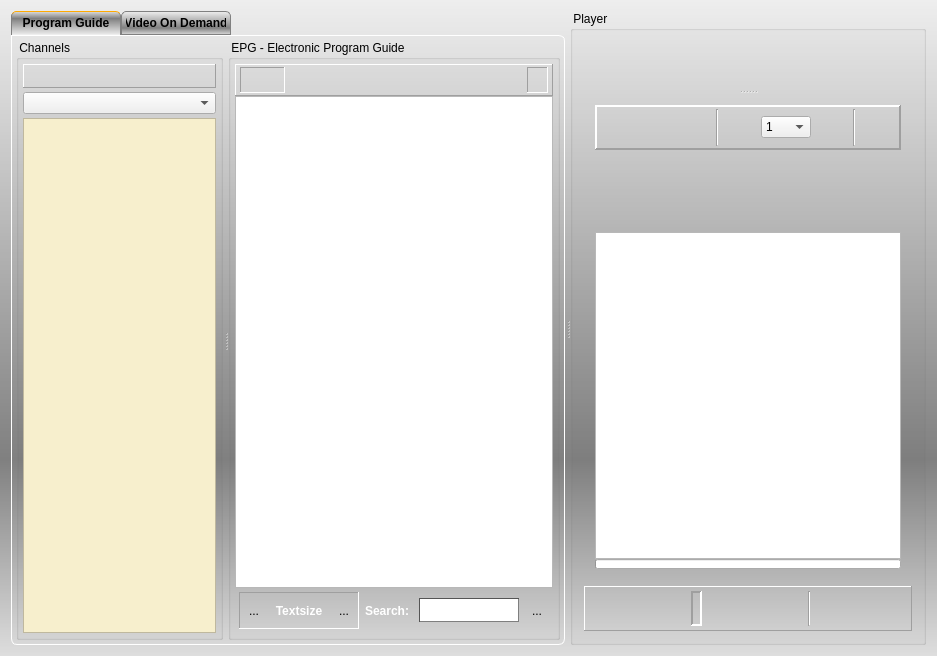
Above: branches/kartina.tv/forms/recorder_inc.ui from code-google-com/vlc-record before the change. Below: the same form after it.
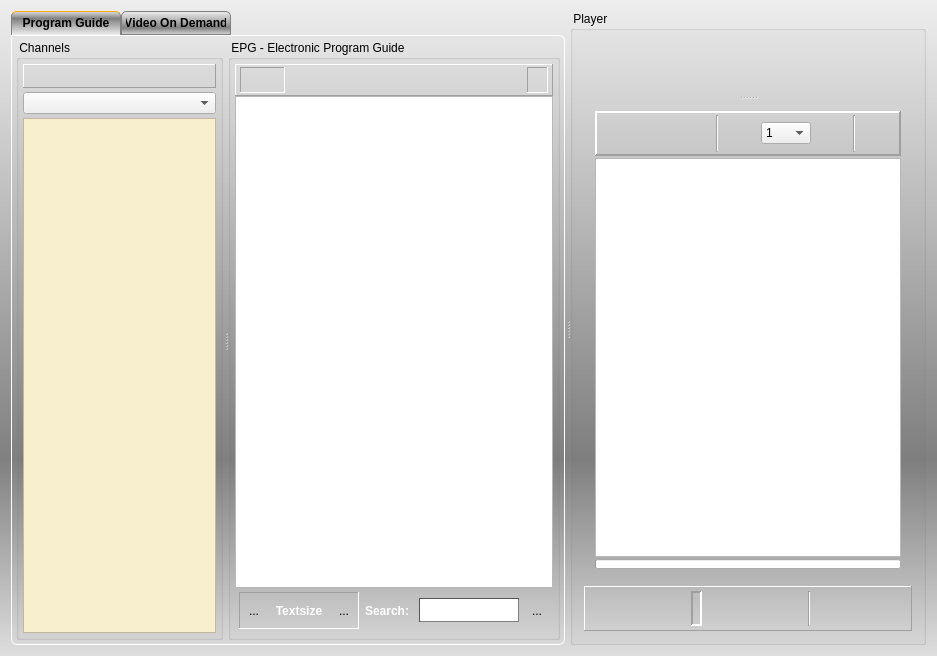
That is the form after the change. Icons and pictures are not drawn. Custom widgets are drawn as their Qt base class.

Commit message: - in archive play pause button prepares resume and stops - on pressing pause again a new url with last stop gmt will be requested - update short info content dependent

What changed in the file:
```diff
--- a/branches/kartina.tv/forms/recorder_inc.ui
+++ b/branches/kartina.tv/forms/recorder_inc.ui
@@ -796,9 +796,9 @@
          </property>
          <widget class="CPlayer" name="player" native="true"/>
          <widget class="QWidget" name="layoutWidget">
-          <layout class="QVBoxLayout" name="vLayoutPlayInfo" stretch="0,20,80,0">
+          <layout class="QVBoxLayout" name="vLayoutPlayInfo" stretch="0,80,0">
            <property name="spacing">
-            <number>0</number>
+            <number>2</number>
            </property>
            <item>
             <widget class="QFrame" name="frameTimerInfo">
@@ -1116,19 +1116,6 @@
              </layout>
             </widget>
            </item>
-           <item>
-            <spacer name="verticalSpacer">
-             <property name="orientation">
-              <enum>Qt::Vertical</enum>
-             </property>
-             <property name="sizeHint" stdset="0">
-              <size>
-               <width>20</width>
-               <height>40</height>
-              </size>
-             </property>
-            </spacer>
-           </item>
            <item>
             <widget class="CEpgBrowser" name="textEpgShort">
              <property name="whatsThis">
```
The commit also changes 15 other files.
